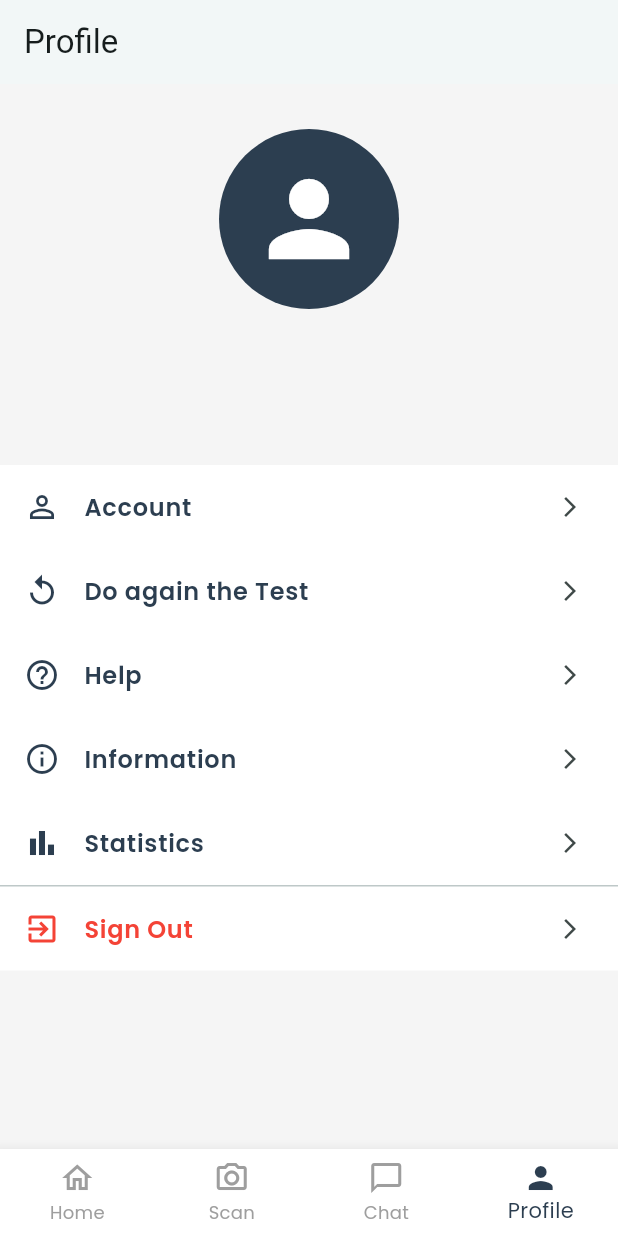
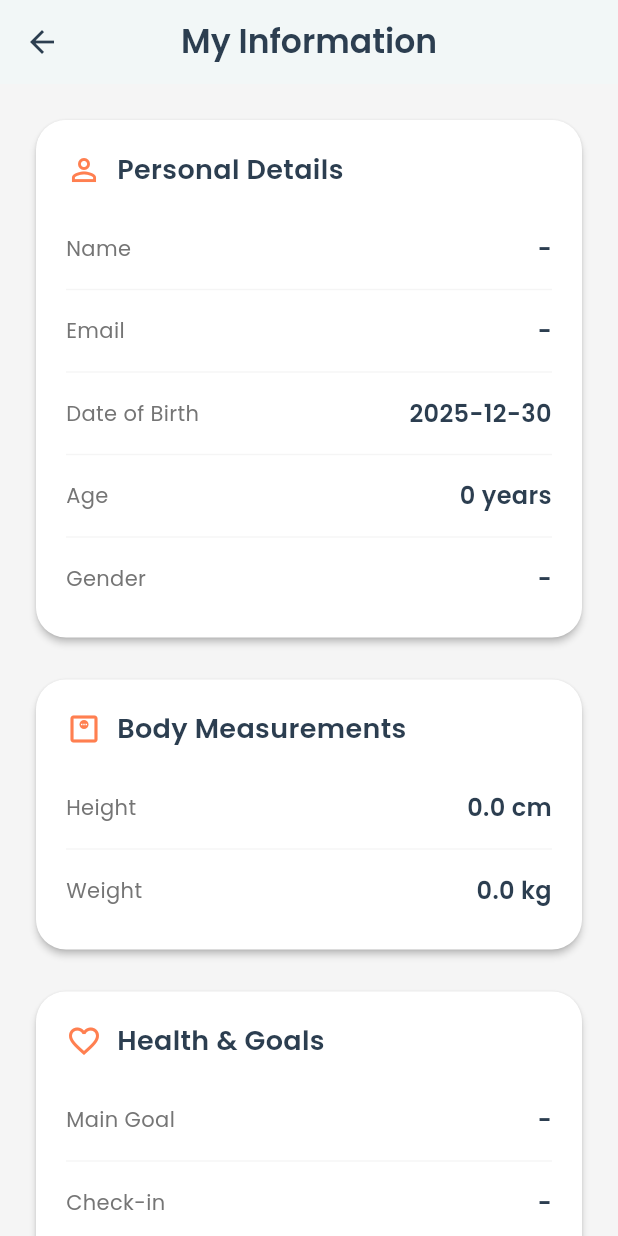
Before and after one commit to LuchoAquino/makla_app, a Flutter app: the screen it shows once a user with an empty profile is signed in, item 4 of the bottom bar chosen, after a tap on "Account", on a phone screen of 412 x 824 dp. Run offline on Flutter 3.47's test engine with Material 3 defaults, Android fonts, the light colour scheme and no system bars; our stand-ins replace camera, cloud_firestore, firebase_auth, firebase_core, google_fonts; accounts and stored records are empty.

Commit message:
feat/ added user info + do again the test into profile

```diff
--- a/lib/screens/home_screen.dart
+++ b/lib/screens/home_screen.dart
@@ -1,5 +1,7 @@
 import 'package:flutter/material.dart';
 import 'package:makla_app/utils/app_theme.dart';
+import 'package:provider/provider.dart';
+import 'package:makla_app/providers/db_user_provider.dart';
 
 class HomeScreen extends StatelessWidget {
   final ValueChanged<int> onNavigateToTab;
@@ -7,9 +9,11 @@ class HomeScreen extends StatelessWidget {
 
   @override
   Widget build(BuildContext context) {
-    // Dummy user name
-    const String userName = 'Luis';
+    // 1. Get the user from the provider
+    final user = Provider.of<DbUserProvider>(context).userCurrent;
 
+    // 2. Fallback if user is loading or null
+    final String userName = user?.name ?? 'User';
     return Scaffold(
       body: SafeArea(
         child: SingleChildScrollView(
--- a/lib/screens/profile_screen.dart
+++ b/lib/screens/profile_screen.dart
@@ -6,6 +6,8 @@ import 'package:makla_app/providers/auth_provider.dart';
 import 'package:makla_app/providers/db_user_provider.dart'; // Your Logic Layer
 import 'package:makla_app/screens/loading_screen.dart';
 import 'package:makla_app/utils/app_theme.dart';
+import 'package:makla_app/screens/user_info_form.dart';
+import 'package:makla_app/screens/user_data_screen.dart';
 
 class ProfileScreen extends StatefulWidget {
   final List<CameraDescription> cameras;
@@ -93,13 +95,24 @@ class _ProfileScreenState extends State<ProfileScreen> {
             icon: Icons.person_outline,
             title: 'Account',
             onTap: () {
-              // TODO: Navigate to Edit Profile Screen
+              // Navigate to the new UserDataScreen
+              Navigator.of(context).push(
+                MaterialPageRoute(builder: (context) => const UserDataScreen()),
+              );
             },
           ),
           _buildMenuItem(
             icon: Icons.replay,
             title: 'Do again the Test',
-            onTap: () {},
+            onTap: () {
+              // Navigate to UserInfoForm to update data
+              Navigator.of(context).push(
+                MaterialPageRoute(
+                  // We pass the cameras list required by the form
+                  builder: (context) => UserInfoForm(cameras: widget.cameras),
+                ),
+              );
+            },
           ),
           _buildMenuItem(icon: Icons.help_outline, title: 'Help', onTap: () {}),
           _buildMenuItem(
--- /dev/null
+++ b/lib/screens/user_data_screen.dart
@@ -0,0 +1,203 @@
+import 'package:flutter/material.dart';
+import 'package:makla_app/providers/db_user_provider.dart';
+import 'package:makla_app/utils/app_theme.dart';
+import 'package:provider/provider.dart';
+
+class UserDataScreen extends StatelessWidget {
+  const UserDataScreen({super.key});
+
+  @override
+  Widget build(BuildContext context) {
+    // Obtenemos el usuario del provider
+    final user = Provider.of<DbUserProvider>(context).userCurrent;
+
+    if (user == null) {
+      return const Scaffold(body: Center(child: Text("No user data found")));
+    }
+
+    return Scaffold(
+      // Fondo gris claro para que resalten las tarjetas blancas (como en Home/Profile)
+      backgroundColor: AppColors.lightGrey,
+      appBar: AppBar(
+        title: const Text('My Information'),
+        backgroundColor: AppColors.white,
+        elevation: 1,
+        centerTitle: true,
+        // Ícono de regreso en color secundario
+        iconTheme: const IconThemeData(color: AppColors.secondary),
+        titleTextStyle: AppTextStyles.subtitle.copyWith(
+          color: AppColors.secondary,
+        ),
+      ),
+      body: SingleChildScrollView(
+        padding: const EdgeInsets.all(20.0),
+        child: Column(
+          children: [
+            // TARJETA 1: DATOS PERSONALES
+            _buildInfoCard(
+              title: "Personal Details",
+              icon: Icons.person_outline,
+              children: [
+                _buildRow("Name", user.name),
+                _buildDivider(),
+                _buildRow("Email", user.email),
+                _buildDivider(),
+                _buildRow(
+                  "Date of Birth",
+                  "${user.dateOfBirth.toLocal()}".split(' ')[0],
+                ),
+                _buildDivider(),
+                _buildRow("Age", "${user.age} years"),
+                _buildDivider(),
+                _buildRow("Gender", user.gender),
+              ],
+            ),
+
+            const SizedBox(height: 20),
+
+            // TARJETA 2: DATOS FÍSICOS
+            _buildInfoCard(
+              title: "Body Measurements",
+              icon: Icons.monitor_weight_outlined,
+              children: [
+                _buildRow("Height", "${user.height} cm"),
+                _buildDivider(),
+                _buildRow("Weight", "${user.weight} kg"),
+              ],
+            ),
+
+            const SizedBox(height: 20),
+
+            // TARJETA 3: SALUD Y OBJETIVOS
+            _buildInfoCard(
+              title: "Health & Goals",
+              icon: Icons.favorite_outline,
+              children: [
+                _buildRow("Main Goal", user.goal),
+                _buildDivider(),
+                _buildRow("Check-in", user.checkInFrequency),
+                _buildDivider(),
+                // Listas (Purposes, Allergies, Diseases)
+                _buildChipRow("Purposes", user.purposes),
+                _buildDivider(),
+                _buildChipRow("Dietary Restrictions", user.restrictions),
+                _buildDivider(),
+                _buildChipRow("Diseases", user.diseases),
+              ],
+            ),
+          ],
+        ),
+      ),
+    );
+  }
+
+  // WIDGET HELPER: Crea la tarjeta blanca estilo HomeScreen
+  Widget _buildInfoCard({
+    required String title,
+    required IconData icon,
+    required List<Widget> children,
+  }) {
+    return Card(
+      shape: RoundedRectangleBorder(borderRadius: BorderRadius.circular(20)),
+      color: AppColors.white,
+      elevation: 2,
+      child: Padding(
+        padding: const EdgeInsets.all(20.0),
+        child: Column(
+          crossAxisAlignment: CrossAxisAlignment.start,
+          children: [
+            // Título de la tarjeta con ícono
+            Row(
+              children: [
+                Icon(icon, color: AppColors.accent, size: 24),
+                const SizedBox(width: 10),
+                Text(
+                  title,
+                  style: AppTextStyles.subtitle.copyWith(fontSize: 18),
+                ),
+              ],
+            ),
+            const SizedBox(height: 20),
+            // Contenido de la tarjeta
+            ...children,
+          ],
+        ),
+      ),
+    );
+  }
+
+  // WIDGET HELPER: Fila simple (Etiqueta : Valor)
+  Widget _buildRow(String label, String value) {
+    return Padding(
+      padding: const EdgeInsets.symmetric(vertical: 8.0),
+      child: Row(
+        mainAxisAlignment: MainAxisAlignment.spaceBetween,
+        children: [
+          Text(
+            label,
+            style: AppTextStyles.body.copyWith(
+              color: Colors.grey[600],
+              fontSize: 14,
+            ),
+          ),
+          Expanded(
+            child: Text(
+              value.isEmpty ? "-" : value,
+              textAlign: TextAlign.end,
+              style: AppTextStyles.body.copyWith(fontWeight: FontWeight.w600),
+              overflow: TextOverflow.ellipsis,
+            ),
+          ),
+        ],
+      ),
+    );
+  }
+
+  // WIDGET HELPER: Fila para listas (Chips)
+  Widget _buildChipRow(String label, List<String> items) {
+    if (items.isEmpty) return const SizedBox.shrink();
+
+    return Padding(
+      padding: const EdgeInsets.symmetric(vertical: 8.0),
+      child: Column(
+        crossAxisAlignment: CrossAxisAlignment.start,
+        children: [
+          Text(
+            label,
+            style: AppTextStyles.body.copyWith(
+              color: Colors.grey[600],
+              fontSize: 14,
+            ),
+          ),
+          const SizedBox(height: 8),
+          Wrap(
+            spacing: 8,
+            runSpacing: 8,
+            children: items.map((item) {
+              return Container(
+                padding: const EdgeInsets.symmetric(
+                  horizontal: 12,
+                  vertical: 6,
+                ),
+                decoration: BoxDecoration(
+                  color: AppColors.lightGrey,
+                  borderRadius: BorderRadius.circular(20),
+                  border: Border.all(color: Colors.grey.withOpacity(0.2)),
+                ),
+                child: Text(
+                  item,
+                  style: AppTextStyles.body.copyWith(fontSize: 12),
+                ),
+              );
+            }).toList(),
+          ),
+        ],
+      ),
+    );
+  }
+
+  // WIDGET HELPER: Línea divisoria sutil
+  Widget _buildDivider() {
+    return Divider(color: Colors.grey.withOpacity(0.1), height: 16);
+  }
+}
--- a/lib/screens/user_info_form.dart
+++ b/lib/screens/user_info_form.dart
@@ -83,6 +83,56 @@ class _UserInfoFormState extends State<UserInfoForm> {
   ];
 
   String? _selectedFrequency;
+
+  @override
+  void initState() {
+    super.initState();
+
+    // 1. Get current user from Provider (without listening to future changes)
+    final user = Provider.of<DbUserProvider>(
+      context,
+      listen: false,
+    ).userCurrent;
+
+    // 2. If user exists, pre-fill the form
+    if (user != null) {
+      // --- Simple Data ---
+      // Convert numbers to String for text controllers
+      _heightController.text = user.height > 0 ? user.height.toString() : '';
+      _weightController.text = user.weight > 0 ? user.weight.toString() : '';
+
+      // Gender: Check if the saved value is in our options list
+      if (_genders.contains(user.gender)) {
+        _selectedGender = user.gender;
+      }
+
+      // Date: Simply assign
+      _selectedDateBirthday = user.dateOfBirth;
+
+      // --- Lists (Chips) ---
+      // IMPORTANT: Use .addAll to copy values
+      _selectedPurposes.addAll(user.purposes);
+      _selectedRestrictions.addAll(user.restrictions);
+      _selectedDiseases.addAll(user.diseases);
+
+      // --- Goal and Custom Logic ---
+      _selectedGoal = user.goal;
+
+      // If the saved goal is NOT in the options list (meaning it was custom)
+      // then we fill the "Other" text field
+      if (user.goal.isNotEmpty && !_goalOptions.contains(user.goal)) {
+        _customGoalController.text = user.goal;
+      }
+
+      // --- Frequency ---
+      // Verify that the saved value is valid for the Dropdown
+      if (_frequencyOptions.contains(user.checkInFrequency)) {
+        _selectedFrequency = user.checkInFrequency;
+      } else {
+        _selectedFrequency = 'Monthly'; // Default fallback
+      }
+    }
+  }
 
   @override
   void dispose() {
```
